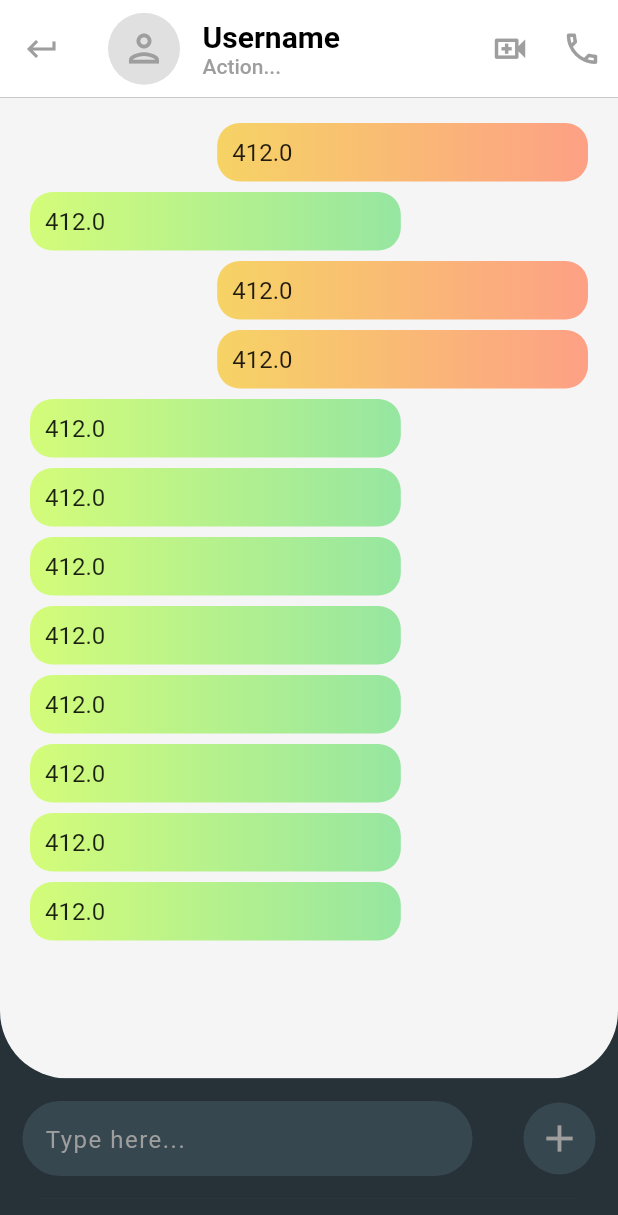
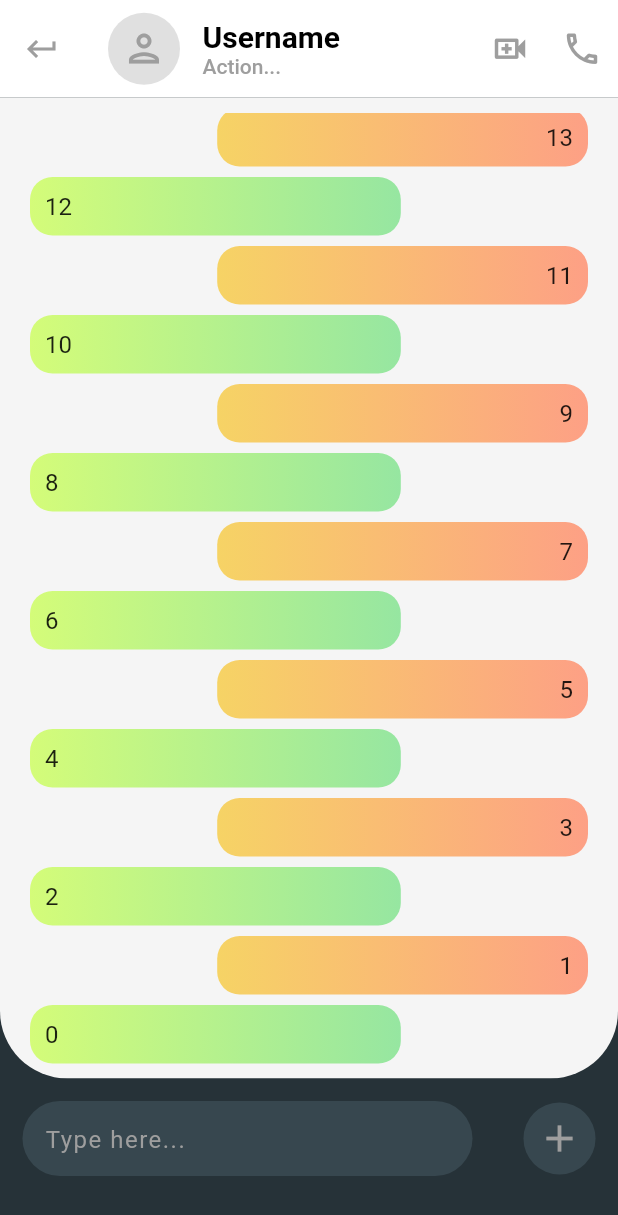
Before and after one commit to TITAN017/Chat_App, a Flutter app: the ChatTypeScreen screen opened directly, on a phone screen of 412 x 824 dp. Shown: the top 1215 px of the screen. Run offline on Flutter 3.47's test engine with Material 2 defaults, Android fonts, the phone set to English and light mode, and no system bars; our stand-ins replace firebase_core, google_fonts, google_nav_bar; accounts and stored records are empty; Roboto replaces fonts that are missing (Acme).

Commit message:
Save before Beta Feature 2

```diff
--- a/lib/screen/ChatTypeScreen.dart
+++ b/lib/screen/ChatTypeScreen.dart
@@ -88,9 +88,10 @@ class _ChatTypeScreenState extends State<ChatTypeScreen> {
       body: ScrollConfiguration(
         behavior: NoGlowScroll(),
         child: SingleChildScrollView(
-          //physics: NeverScrollableScrollPhysics(),
           child: Column(
             children: [
+              //Body of Chat type Screen
+
               Container(
                 height: MediaQuery.of(context).size.height - 170,
                 width: MediaQuery.of(context).size.width,
@@ -102,56 +103,28 @@ class _ChatTypeScreenState extends State<ChatTypeScreen> {
                 child: Column(
                   children: [
                     Expanded(
-                      child: ListView(
-                        children: const [
-                          ChatTile(
+                      child: ListView.builder(
+                        reverse: true,
+                        itemCount: 20,
+                        itemBuilder: (context, index) {
+                          return index % 2 != 0
+                              ? ChatTile(
                                   user: 'Sender',
-                          ),
-                          ChatTile(
+                                  info: '$index',
+                                )
+                              : ChatTile(
                                   user: 'Receiver',
-                          ),
-                          ChatTile(
-                            user: 'Sender',
-                          ),
-                          ChatTile(
-                            user: 'Sender',
-                          ),
-                          ChatTile(
-                            user: 'Receiver',
-                          ),
-                          ChatTile(
-                            user: 'Receiver',
-                          ),
-                          ChatTile(
-                            user: 'Receiver',
-                          ),
-                          ChatTile(
-                            user: 'Receiver',
-                          ),
-                          ChatTile(
-                            user: 'Receiver',
-                          ),
-                          ChatTile(
-                            user: 'Receiver',
-                          ),
-                          ChatTile(
-                            user: 'Receiver',
-                          ),
-                          ChatTile(
-                            user: 'Receiver',
-                          ),
-                        ],
+                                  info: '$index',
+                                );
+                        },
                       ),
                     ),
                   ],
                 ),
               ),
+
+              //Text Bar of Chat type Screen
               Container(
-                decoration: BoxDecoration(
-                  borderRadius: CustomInsets.CHAT_TEXT_FIELD_BORDER,
-                  color: CustomColors.TEXT_BAR_COLOR,
-                ),
-                child: Container(
                 decoration: BoxDecoration(
                   color: Colors.blueGrey[900]!,
                 ),
@@ -198,61 +171,10 @@ class _ChatTypeScreenState extends State<ChatTypeScreen> {
                   ],
                 ),
               ),
-              ),
             ],
           ),
         ),
       ),
     );
-
-    //Bottom Navigation Bar (Text Bar)
-
-    /*bottomNavigationBar: Container(
-        decoration: BoxDecoration(
-          color: Colors.blueGrey[900]!,
-        ),
-        height: 80,
-        padding: const EdgeInsets.symmetric(
-          horizontal: 15,
-          vertical: 15,
-        ),
-        child: Row(
-          mainAxisAlignment: MainAxisAlignment.spaceBetween,
-          children: [
-            Container(
-              width: 300,
-              padding: CustomInsets.CHAT_TEXT_FIELD_PADDING,
-              decoration: BoxDecoration(
-                borderRadius: BorderRadius.circular(30),
-                color: CustomColors.TEXT_BAR_COLOR,
-              ),
-              child: TextFormField(
-                decoration: InputDecoration(
-                  hintText: 'Type here...',
-                  fillColor: CustomColors.NAV_BAR_COLOR,
-                  hintStyle: GoogleFonts.acme(
-                    letterSpacing: 1,
-                    color: CustomColors.CHAT,
-                  ),
-                  border: InputBorder.none,
-                ),
-                cursorColor: CustomColors.NAV_BAR_COLOR,
-              ),
-            ),
-            Container(
-              decoration: BoxDecoration(
-                borderRadius: CustomInsets.CHAT_TEXT_FIELD_BORDER,
-                color: CustomColors.TEXT_BAR_COLOR,
-              ),
-              child: IconButton(
-                onPressed: () {},
-                icon: Icon(Icons.add),
-                iconSize: 30,
-                color: CustomColors.CHAT,
-              ),
-            ),
-          ],
-        ),
-      ),*/
   }
 }
--- a/lib/utils/chatTile.dart
+++ b/lib/utils/chatTile.dart
@@ -7,14 +7,21 @@ import 'package:google_fonts/google_fonts.dart';
 
 class ChatTile extends StatelessWidget {
   final String user;
-  const ChatTile({required this.user});
+  final String info;
+  const ChatTile({required this.user, required this.info});
 
   @override
   Widget build(BuildContext context) {
     return Align(
       alignment: CustomInsets.CHAT_TILE_ALIGNMENT[user]!,
+      child: ConstrainedBox(
+        constraints: BoxConstraints(
+          maxWidth: MediaQuery.of(context).size.width * 0.6,
+          minWidth: 0,
+        ),
         child: Container(
-        width: MediaQuery.of(context).size.width * 0.6,
+          alignment: CustomInsets.CHAT_TILE_ALIGNMENT[user],
+          //width: MediaQuery.of(context).size.width * 0.6,
           margin: EdgeInsets.only(top: 7),
           padding: EdgeInsets.all(10),
           decoration: BoxDecoration(
@@ -22,9 +29,10 @@ class ChatTile extends StatelessWidget {
             borderRadius: BorderRadius.circular(15),
           ),
           child: Text(
-          '${MediaQuery.of(context).size.width}',
+            info,
             style: GoogleFonts.acme(
               fontSize: 16,
+            ),
           ),
         ),
       ),
```
Lines whose indentation alone changed are shown as unchanged.
